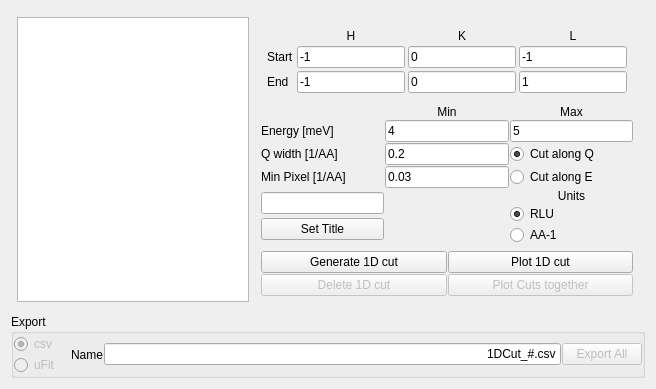
Qt form src/main/resources/base/Views/Cut1D.ui (MJOLNIRPackage/MJOLNIR-GUI) before a commit.
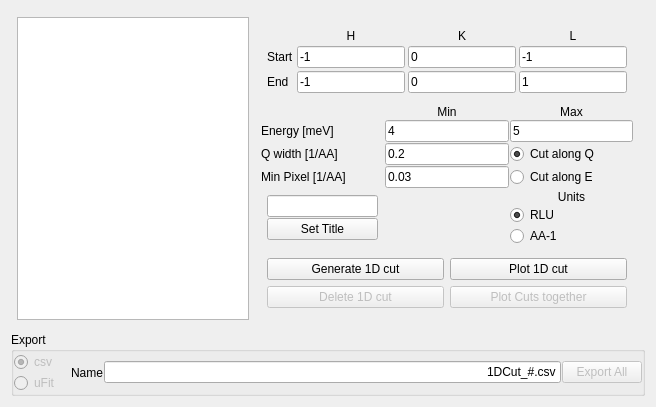
The same form after that commit.

Diff of the .ui file:
```diff
--- a/src/main/resources/base/Views/Cut1D.ui
+++ b/src/main/resources/base/Views/Cut1D.ui
@@ -7,7 +7,7 @@
     <x>0</x>
     <y>0</y>
     <width>656</width>
-    <height>383</height>
+    <height>398</height>
    </rect>
   </property>
   <property name="windowTitle">
@@ -327,6 +327,18 @@
          </item>
          <item row="5" column="0">
           <layout class="QVBoxLayout" name="verticalLayout">
+           <property name="leftMargin">
+            <number>6</number>
+           </property>
+           <property name="topMargin">
+            <number>6</number>
+           </property>
+           <property name="rightMargin">
+            <number>6</number>
+           </property>
+           <property name="bottomMargin">
+            <number>6</number>
+           </property>
            <item>
             <widget class="QLineEdit" name="Cut1D_SetTitle_lineEdit">
              <property name="toolTip">
@@ -472,8 +484,20 @@
        </item>
        <item>
         <layout class="QGridLayout" name="gridLayout_2">
+         <property name="leftMargin">
+          <number>6</number>
+         </property>
+         <property name="topMargin">
+          <number>6</number>
+         </property>
+         <property name="rightMargin">
+          <number>6</number>
+         </property>
+         <property name="bottomMargin">
+          <number>6</number>
+         </property>
          <property name="spacing">
-          <number>1</number>
+          <number>6</number>
          </property>
          <item row="0" column="1">
           <widget class="QPushButton" name="Cut1D_plot_button">
```
Left out of the diff: 4 changed lines with no effect on the pictures.
